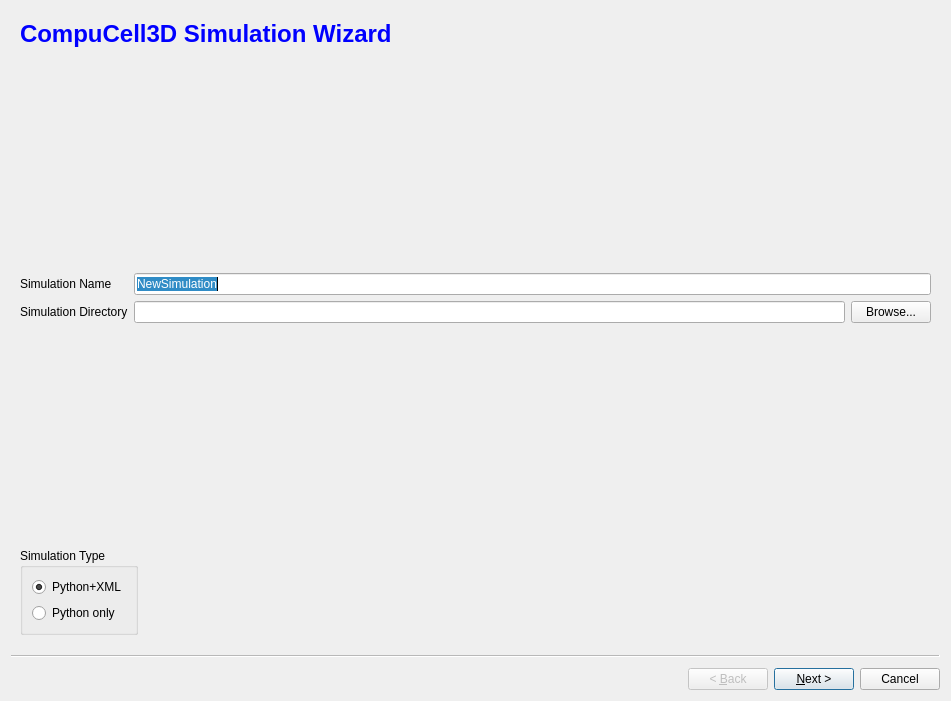
Qt form cc3d/twedit5/Plugins/CC3DProject/NewSimulationWizard.ui (CompuCell3D/cc3d-twedit5) before a commit.
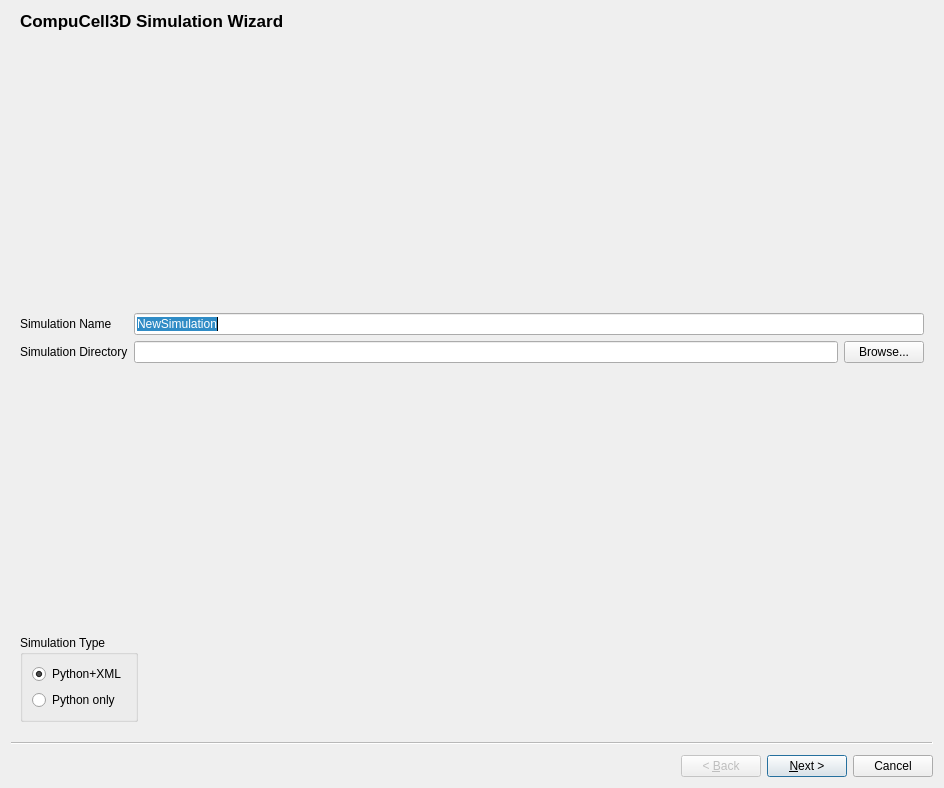
The same form after that commit.

Commit message:
Add Wizard support for diffusionFE solver. Remove chemotaxis page
Add diffusionFE wizard: allow user to specify chemical field ICs, BCs, diffusion coefficient, secretion and chemical field uptake. Add default XML generation for the other diffusion solvers and remove the secretion wizard page. Secretion page code is commented out so it should be straightforward to put back in.

The edit to the form file:
```diff
--- a/cc3d/twedit5/Plugins/CC3DProject/NewSimulationWizard.ui
+++ b/cc3d/twedit5/Plugins/CC3DProject/NewSimulationWizard.ui
@@ -6,26 +6,27 @@
    <rect>
     <x>0</x>
     <y>0</y>
-    <width>951</width>
-    <height>701</height>
+    <width>944</width>
+    <height>788</height>
    </rect>
   </property>
+  <property name="sizePolicy">
+   <sizepolicy hsizetype="Preferred" vsizetype="Preferred">
+    <horstretch>1</horstretch>
+    <verstretch>0</verstretch>
+   </sizepolicy>
+  </property>
   <property name="windowTitle">
    <string>Simulation Wizard</string>
   </property>
   <widget class="QWizardPage" name="wizardPage1">
+   <property name="title">
+    <string>CompuCell3D Simulation Wizard</string>
+   </property>
+   <attribute name="pageId">
+    <string notr="true"/>
+   </attribute>
    <layout class="QVBoxLayout" name="verticalLayout_3">
-    <item>
-     <widget class="QLabel" name="label">
-      <property name="text">
-       <string>&lt;!DOCTYPE HTML PUBLIC &quot;-//W3C//DTD HTML 4.0//EN&quot; &quot;http://www.w3.org/TR/REC-html40/strict.dtd&quot;&gt;
-&lt;html&gt;&lt;head&gt;&lt;meta name=&quot;qrichtext&quot; content=&quot;1&quot; /&gt;&lt;style type=&quot;text/css&quot;&gt;
-p, li { white-space: pre-wrap; }
-&lt;/style&gt;&lt;/head&gt;&lt;body style=&quot; font-family:'MS Shell Dlg 2'; font-size:8.25pt; font-weight:400; font-style:normal;&quot;&gt;
-&lt;p style=&quot; margin-top:0px; margin-bottom:0px; margin-left:0px; margin-right:0px; -qt-block-indent:0; text-indent:0px;&quot;&gt;&lt;span style=&quot; font-size:18pt; font-weight:600; color:#0000ff;&quot;&gt;CompuCell3D Simulation Wizard&lt;/span&gt;&lt;/p&gt;&lt;/body&gt;&lt;/html&gt;</string>
-      </property>
-     </widget>
-    </item>
     <item>
      <spacer name="verticalSpacer">
       <property name="orientation">
```
Left out of the diff: 1127 changed lines with no effect on the pictures. The commit also changes 5 other files.
